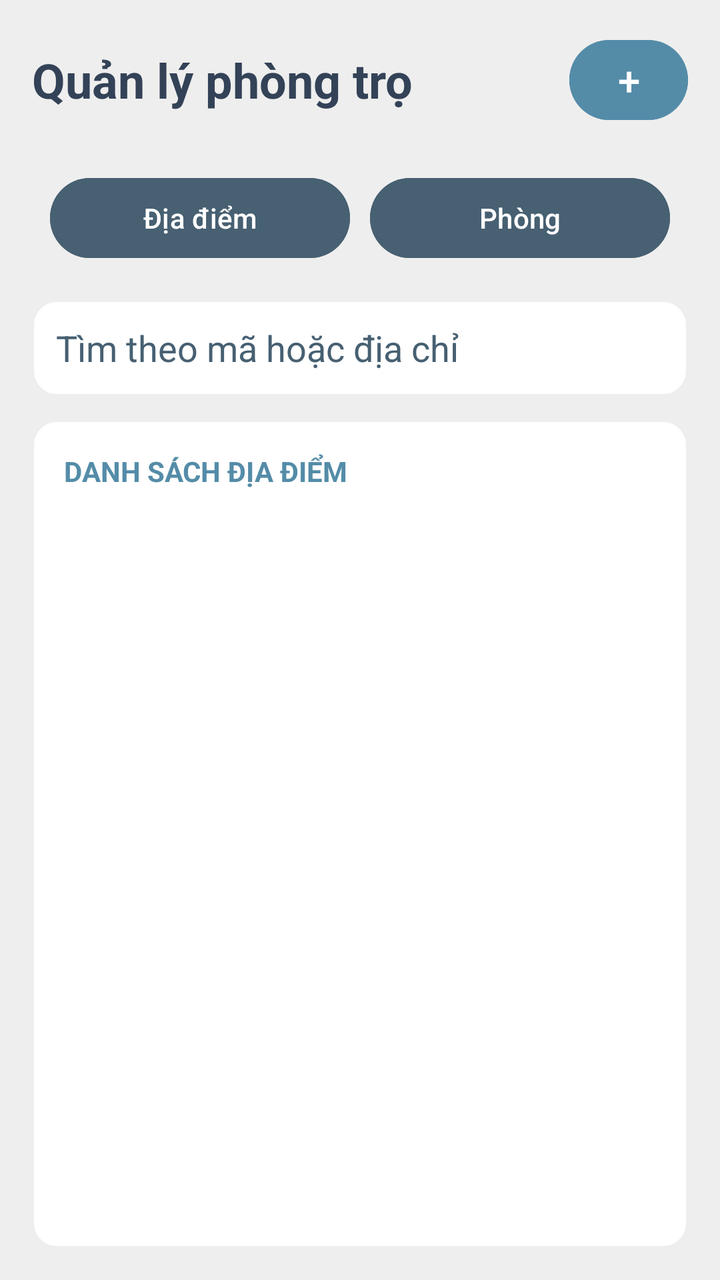
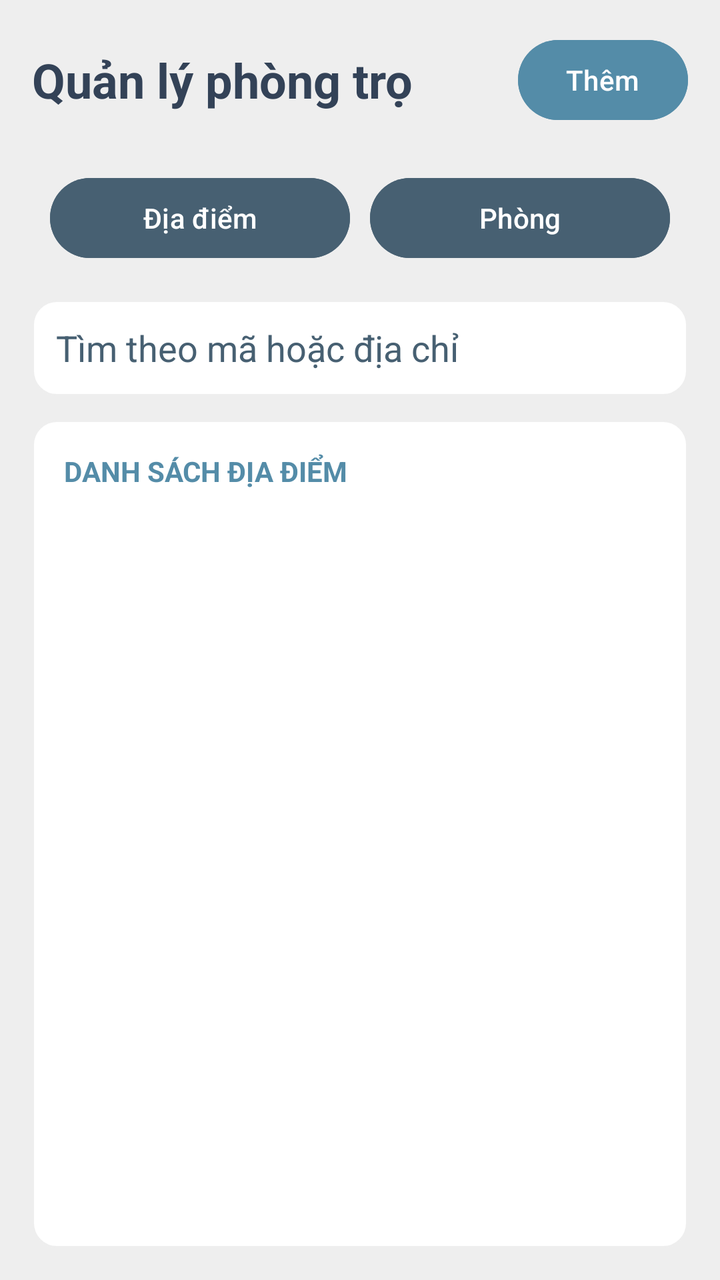

Two renders of the same Android screen: before a commit and after it. Below are the layout's source before the change and the commit's diff.
<!-- AndroidManifest.xml: application theme Theme.Rentaly_Management -->
<!-- res/layout/fragment_properties.xml -->
<?xml version="1.0" encoding="utf-8"?>
<LinearLayout xmlns:android="http://schemas.android.com/apk/res/android"
    xmlns:tools="http://schemas.android.com/tools"
    android:layout_width="match_parent" android:layout_height="match_parent"
    android:orientation="vertical" android:padding="16dp" android:background="@color/background">
    <LinearLayout android:layout_width="match_parent" android:layout_height="wrap_content" android:gravity="center_vertical">
        <TextView android:layout_width="0dp" android:layout_height="wrap_content" android:layout_weight="1"
            android:text="Quản lý phòng trọ" android:textColor="@color/dark_navy" android:textSize="24sp" android:textStyle="bold" />
        <Button android:id="@+id/resource_add" android:layout_width="wrap_content" android:layout_height="48dp"
            android:minWidth="48dp" android:text="+" android:textSize="20sp" android:textColor="@color/white" android:backgroundTint="@color/primary"
            android:contentDescription="Thêm tài nguyên" />
    </LinearLayout>

    <LinearLayout
        android:layout_width="match_parent"
        android:layout_height="wrap_content"
        android:layout_marginTop="12dp"
        android:padding="4dp">

        <Button
            android:id="@+id/resource_locations"
            android:layout_width="0dp"
            android:layout_height="48dp"
            android:layout_margin="5dp"
            android:layout_weight="1"
            android:backgroundTint="@color/secondary"
            android:text="Địa điểm"
            tools:backgroundTint="@color/secondary" />

        <Button
            android:id="@+id/resource_rooms"
            android:layout_width="0dp"
            android:layout_height="48dp"
            android:layout_margin="5dp"
            android:layout_weight="1"
            android:backgroundTint="@color/secondary"
            android:text="Phòng" />
    </LinearLayout>
    <EditText android:id="@+id/resource_search" android:layout_width="match_parent" android:layout_height="wrap_content" android:layout_marginTop="8dp"
        android:minHeight="48dp" android:singleLine="true" android:hint="Tìm theo mã hoặc địa chỉ" android:inputType="text"
         android:background="@drawable/user_detail_card" android:paddingStart="12dp" android:paddingEnd="12dp" android:textColor="@color/dark_navy" android:textColorHint="@color/secondary" />
    <ProgressBar android:id="@+id/resource_loading" android:layout_width="wrap_content" android:layout_height="wrap_content" android:layout_gravity="center" android:visibility="gone" />
    <TextView android:id="@+id/resource_empty" android:layout_width="match_parent" android:layout_height="wrap_content" android:padding="20dp" android:gravity="center" android:textColor="@color/secondary" android:visibility="gone" />
    <LinearLayout android:layout_width="match_parent" android:layout_height="0dp" android:layout_weight="1" android:layout_marginTop="12dp" android:background="@drawable/user_detail_card" android:orientation="vertical" android:padding="16dp">
        <TextView android:id="@+id/resource_list_title" android:layout_width="match_parent" android:layout_height="wrap_content" android:text="DANH SÁCH ĐỊA ĐIỂM" android:textColor="@color/primary" android:textSize="14sp" android:textStyle="bold" />
        <ListView android:id="@+id/resource_list" android:layout_width="match_parent" android:layout_height="0dp" android:layout_weight="1" android:layout_marginTop="12dp" android:divider="@color/background" android:dividerHeight="8dp" android:footerDividersEnabled="false" android:headerDividersEnabled="false" />
    </LinearLayout>
</LinearLayout>
<!-- resources referenced by this layout -->
<resources>
  <color name="background">#EEEEEE</color>
  <color name="dark_navy">#334257</color>
  <color name="primary">#548CA8</color>
  <color name="secondary">#476072</color>
  <color name="white">#FFFFFFFF</color>
  <!-- drawable user_detail_card (drawable) -->
  <?xml version="1.0" encoding="utf-8"?>
  <shape xmlns:android="http://schemas.android.com/apk/res/android" android:shape="rectangle">
      <solid android:color="@color/white" />
      <corners android:radius="12dp" />
      <stroke android:width="1dp" android:color="@color/background" />
  </shape>
  <style name="Theme.Rentaly_Management" parent="Base.Theme.Rentaly_Management" />
  <style name="Base.Theme.Rentaly_Management" parent="Theme.Material3.DayNight.NoActionBar">
          
          
      </style>
</resources>

<!-- the commit's change to res/layout/fragment_properties.xml (unified diff, before → after) -->
@@ -7,7 +7,7 @@
         <TextView android:layout_width="0dp" android:layout_height="wrap_content" android:layout_weight="1"
             android:text="Quản lý phòng trọ" android:textColor="@color/dark_navy" android:textSize="24sp" android:textStyle="bold" />
         <Button android:id="@+id/resource_add" android:layout_width="wrap_content" android:layout_height="48dp"
-            android:minWidth="48dp" android:text="+" android:textSize="20sp" android:textColor="@color/white" android:backgroundTint="@color/primary"
+            android:minWidth="48dp" android:text="Thêm" android:textColor="@color/white" android:backgroundTint="@color/primary"
             android:contentDescription="Thêm tài nguyên" />
     </LinearLayout>
 
